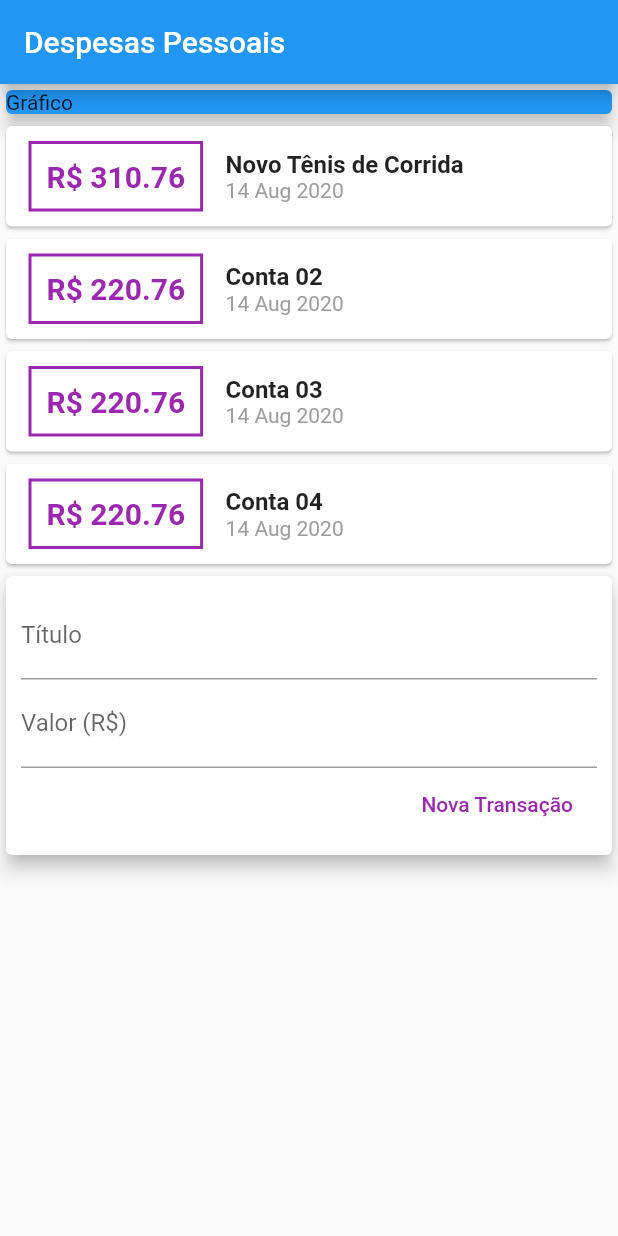
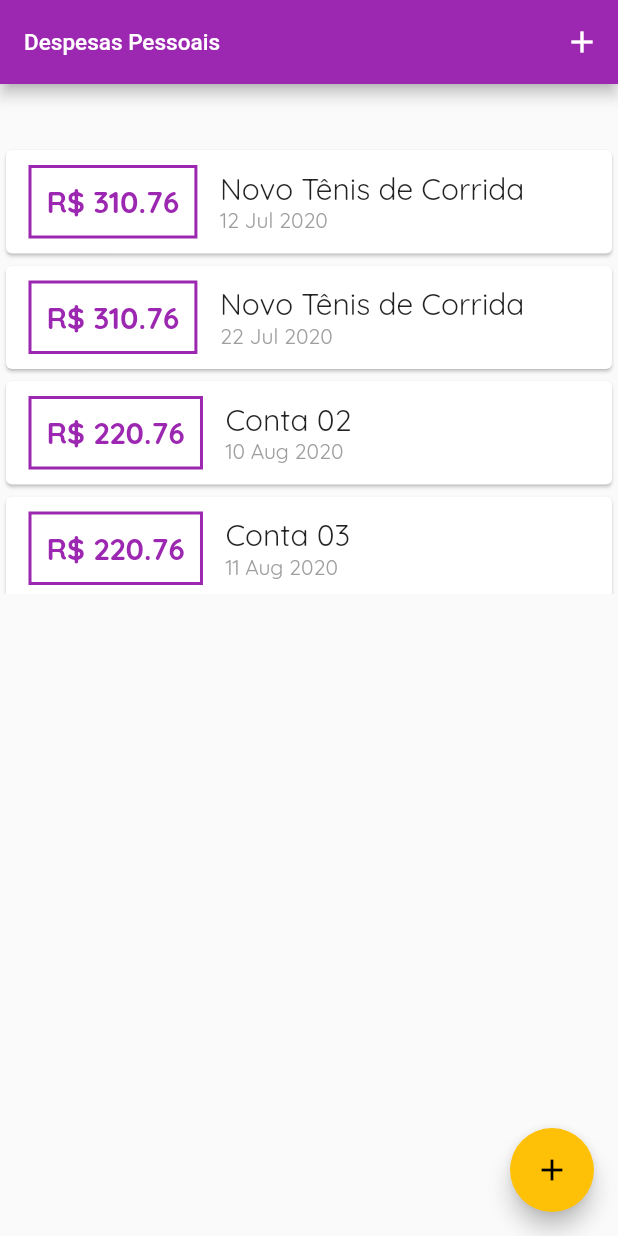
Before and after one commit to diogobh93/Flutter_Expenses, a Flutter app: the screen it shows after launch, on a phone screen of 412 x 824 dp. Run offline on Flutter 3.47's test engine with Material 2 defaults, Android fonts, the phone set to English and light mode, and no system bars.

Commit message:
Insert Fonts / Image

```diff
--- /dev/null
+++ b/lib/components/chart.dart
@@ -0,0 +1,48 @@
+import 'package:expenses/models/transaction.dart';
+import 'package:flutter/material.dart';
+import '../models/transaction.dart';
+import 'package:intl/intl.dart';
+
+class Chart extends StatelessWidget {
+
+  final List<Transaction> recentTransaction;
+
+  Chart(this.recentTransaction);
+
+  List<Map<String, Object>> get groupedTransactions {
+    return List.generate(7, (index) {
+      final weekDay = DateTime.now().subtract(
+        Duration(days: index)
+      );
+
+      double totalSum = 0.0;
+
+      for (var i = 0; i < recentTransaction.length; i ++) {
+       bool sameDay = recentTransaction[i].date.day == weekDay.day;
+       bool sameMonth = recentTransaction[i].date.month == weekDay.month;
+       bool sameYear = recentTransaction[i].date.year == weekDay.year;
+
+        if(sameDay && sameMonth && sameYear) {
+         totalSum += recentTransaction[i].value;
+        }
+      }
+
+      return {
+        'day': DateFormat.E().format(weekDay)[0],
+        'value': totalSum,
+        };
+    });
+  }
+
+  @override
+  Widget build(BuildContext context) {
+    groupedTransactions;
+    return Card(
+      elevation: 6,
+      margin: EdgeInsets.all(20),
+      child: Row (
+        children: <Widget>[],
+        ),
+    );
+  }
+}
--- a/lib/components/transaction_form.dart
+++ b/lib/components/transaction_form.dart
@@ -1,12 +1,28 @@
 import 'package:flutter/material.dart';
 
-class TransactionForm extends StatelessWidget {
+class TransactionForm extends StatefulWidget {
+
+  final void Function(String, double) onSubmit;
+
+  TransactionForm(this.onSubmit);
+
+  @override
+  _TransactionFormState createState() => _TransactionFormState();
+}
+
+class _TransactionFormState extends State<TransactionForm> {
 
   final titleController = TextEditingController();
   final valueController = TextEditingController();
-  final void Function(String, double) onSubmit;
 
-  TransactionForm(this.onSubmit);
+  _submitForm(){
+    final title = titleController.text;
+    final value = double.tryParse(valueController.text) ?? 0.0;
+
+    if(title.isEmpty || value <=0){return;}
+
+    widget.onSubmit(title,value);
+  }
 
   @override
   Widget build(BuildContext context) {
@@ -17,13 +33,16 @@ class TransactionForm extends StatelessWidget {
               child: Column(
                 children: <Widget> [
                   TextField(
-                    controller: titleController ,
+                    controller: titleController,
+                    onSubmitted: (_) => _submitForm(),
                     decoration: InputDecoration(
                       labelText: 'Título',
                     ),
                   ),
                   TextField(
                     controller: valueController,
+                    keyboardType: TextInputType.numberWithOptions(decimal: true),
+                    onSubmitted: (_) => _submitForm(),
                     decoration: InputDecoration(
                       labelText: 'Valor (R\$)',
                     ),
@@ -34,11 +53,7 @@ class TransactionForm extends StatelessWidget {
                       FlatButton(
                         child: Text('Nova Transação'),
                         textColor: Colors.purple,
-                        onPressed: () {
-                          final title = titleController.text;
-                          final value = double.tryParse(valueController.text) ?? 0.0;
-                          onSubmit(title, value);
-                        }
+                        onPressed: _submitForm
                       ),
                     ],
                   )
--- a/lib/components/transaction_list.dart
+++ b/lib/components/transaction_list.dart
@@ -12,10 +12,29 @@ class TransactionList extends StatelessWidget {
   Widget build(BuildContext context) {
     return Container(
         height: 300,
-        child: SingleChildScrollView(
-            child: Column(
-                children:
-                  transactions.map((tr) {
+        child: transactions.isEmpty ?
+          Column(
+          children: <Widget> [
+            SizedBox(height: 20),
+            Text(
+              'Nenhuma Transação Cadastrada',
+              style: Theme.of(context).textTheme.headline6,
+            ),
+            SizedBox(height: 20),
+            Container(
+              height: 200,
+              child: Image.asset(
+                'assets/images/waiting.png',
+                fit: BoxFit.cover,
+
+                ),
+            ),
+          ],
+          ) :
+          ListView.builder(
+            itemCount: transactions.length,
+            itemBuilder: (ctx, index) {
+              final tr = transactions[index];
               return Card(
                 child: Row(
                   children: <Widget>[
@@ -26,7 +45,7 @@ class TransactionList extends StatelessWidget {
                     ),
                     decoration: BoxDecoration(
                       border: Border.all(
-                            color: Colors.purple,
+                        color: Theme.of(context).primaryColor,
                         width: 2,
                         )
                     ),
@@ -36,18 +55,16 @@ class TransactionList extends StatelessWidget {
                       style: TextStyle(
                         fontWeight: FontWeight.bold,
                         fontSize: 20,
-                            color: Colors.purple,
+                        color: Theme.of(context).primaryColor,
                       ),
                     )
                   ),
                   Column(
                     crossAxisAlignment: CrossAxisAlignment.start,
                     children: <Widget>[
-                          Text(tr.title,
-                            style: TextStyle(
-                              fontWeight: FontWeight.bold,
-                              fontSize: 16,
-                            ),
+                      Text(
+                        tr.title,
+                        style: Theme.of(context).textTheme.headline6,
                       ),
                       Text(DateFormat('d MMM y').format(tr.date),
                       style: TextStyle(
@@ -57,8 +74,7 @@ class TransactionList extends StatelessWidget {
                   )
                 ],),
               );
-                }).toList(),
-              ),
+            }
           ),
     );
   }
--- a/lib/components/transaction_user.dart
+++ /dev/null
@@ -1,83 +0,0 @@
-import 'dart:math';
-
-import 'package:flutter/material.dart';
-import 'transaction_form.dart';
-import 'transaction_list.dart';
-import '../models/transaction.dart';
-
-
-class TransactionUser extends StatefulWidget {
-  @override
-  _State createState() => _State();
-}
-
-class _State extends State<TransactionUser> {
-
-  final _transactions = [
-    Transaction(
-      id: 't1',
-      title: 'Novo Tênis de Corrida',
-      value: 310.76,
-      date: DateTime.now(),
-    ),
-     Transaction(
-      id: 't2',
-      title: 'Conta 02',
-      value: 220.76,
-      date: DateTime.now(),
-    ),
-    Transaction(
-      id: 't3',
-      title: 'Conta 03',
-      value: 220.76,
-      date: DateTime.now(),
-    ),
-    Transaction(
-      id: 't4',
-      title: 'Conta 04',
-      value: 220.76,
-      date: DateTime.now(),
-    ),
-    Transaction(
-      id: 't5',
-      title: 'Conta 05',
-      value: 220.76,
-      date: DateTime.now(),
-    ),
-    Transaction(
-      id: 't6',
-      title: 'Conta 06',
-      value: 220.76,
-      date: DateTime.now(),
-    ),
-    Transaction(
-      id: 't7',
-      title: 'Conta 07',
-      value: 220.76,
-      date: DateTime.now(),
-    ),
-  ];
-
-  _addTransaction(String title, double value) {
-    final newTransaction = Transaction (
-      id: Random().nextDouble().toString(),
-      title: title,
-      value: value,
-      date: DateTime.now(),
-    );
-
-    setState(() {
-      _transactions.add(newTransaction);
-    });
-  }
-
-  @override
-  Widget build(BuildContext context) {
-    return Column(
-      children: <Widget> [
-        TransactionList(_transactions),
-        TransactionForm(_addTransaction),
-      ],
-    );
-  }
-}
--- a/lib/main.dart
+++ b/lib/main.dart
@@ -1,5 +1,13 @@
+import 'package:expenses/components/chart.dart';
+import 'package:expenses/components/transaction_form.dart';
 import 'package:flutter/material.dart';
-import 'components/transaction_user.dart';
+
+import 'components/transaction_form.dart';
+import 'components/transaction_list.dart';
+import 'components/chart.dart';
+import 'models/transaction.dart';
+import 'dart:math';
+
 
 main () => runApp(ExpensesApp());
 
@@ -8,32 +16,111 @@ class ExpensesApp extends StatelessWidget {
   Widget build(BuildContext context) {
     return MaterialApp(
       home: MyHomePage(),
+      theme: ThemeData(
+        primarySwatch: Colors.purple,
+        accentColor: Colors.amber,
+        fontFamily: 'QuickSand',
+        appBarTheme: AppBarTheme(
+          textTheme: ThemeData.light().textTheme.copyWith(
+            headline6: TextStyle(
+              fontFamily: 'Roboto',
+              fontSize: 15,
+              fontWeight: FontWeight.w500
+            )
+          )
+        )
+      )
     );
   }
 }
 
-class MyHomePage extends StatelessWidget {
+class MyHomePage extends StatefulWidget {
+
+  @override
+  _MyHomePageState createState() => _MyHomePageState();
+}
+
+class _MyHomePageState extends State<MyHomePage> {
+
+  final List<Transaction> _transactions = [
+    Transaction(
+      id: 't0',
+      title: 'Novo Tênis de Corrida',
+      value: 310.76,
+      date: DateTime.now().subtract(Duration(days: 33)),
+    ),
+    Transaction(
+      id: 't1',
+      title: 'Novo Tênis de Corrida',
+      value: 310.76,
+      date: DateTime.now().subtract(Duration(days: 23)),
+    ),
+     Transaction(
+      id: 't2',
+      title: 'Conta 02',
+      value: 220.76,
+      date: DateTime.now().subtract(Duration(days: 4)),
+    ),
+    Transaction(
+      id: 't3',
+      title: 'Conta 03',
+      value: 220.76,
+      date: DateTime.now().subtract(Duration(days: 3)),
+    ),
+  ];
+
+  List<Transaction> get _recentTransactions {
+    return _transactions.where((tr) {
+      return tr.date.isAfter(DateTime.now().subtract(Duration(days: 7)));
+    }).toList();
+  }
+
+  _addTransaction(String title, double value) {
+    final newTransaction = Transaction (
+      id: Random().nextDouble().toString(),
+      title: title,
+      value: value,
+      date: DateTime.now(),
+    );
+    setState(() {
+      _transactions.add(newTransaction);
+    });
+
+    Navigator.of(context).pop();
+  }
+
+  _opentransactionFormModal(BuildContext context){
+    showModalBottomSheet(
+      context: context,
+      builder: (_) {
+        return TransactionForm(_addTransaction);
+      },
+      );
+  }
 
   @override
   Widget build(BuildContext context) {
     return Scaffold(
       appBar: AppBar (
-        title: Text('Despesas Pessoais')
+        title: Text('Despesas Pessoais'),
+        actions: <Widget>[
+          IconButton(
+            icon: Icon(Icons.add),
+            onPressed: () => _opentransactionFormModal(context)),
+        ],
       ),
       body: SingleChildScrollView(
         child: Column(
           crossAxisAlignment: CrossAxisAlignment.stretch,
           children: <Widget> [
-            Container(
-              child: Card(
-                color: Colors.blue,
-                child: Text('Gráfico'),
-                elevation: 5,
-              ),
-            ),
-            TransactionUser(),
+            Chart(_recentTransactions),
+            TransactionList(_transactions),
           ],
         ),
+      ),
+      floatingActionButton: FloatingActionButton(
+        child: Icon(Icons.add),
+        onPressed: () => _opentransactionFormModal(context),
       ),
     );
   }
```
Also changed, not shown: pubspec.yaml (+16 -8 lines), assets/fonts/Quicksand-Bold.ttf (added), assets/fonts/Quicksand-Regular.ttf (added), assets/fonts/Roboto-Black.ttf (added), assets/fonts/Roboto-Bold.ttf (added), assets/fonts/Roboto-Italic.ttf (added), assets/fonts/Roboto-Light.ttf (added), assets/fonts/Roboto-Medium.ttf (added), assets/fonts/Roboto-Regular.ttf (added), assets/images/waiting.png (added). Lines whose indentation alone changed are shown as unchanged.
